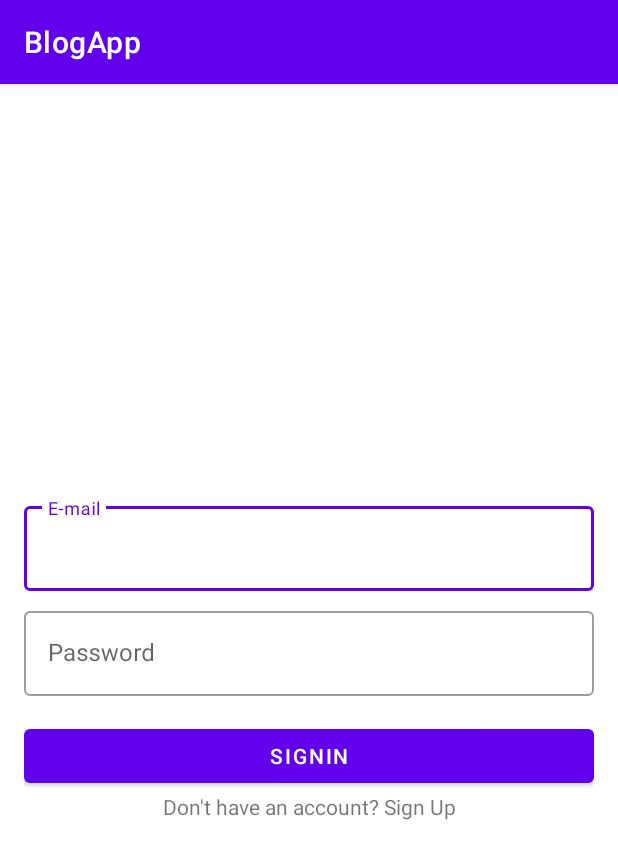
After one commit to FiorelaDelPilar/BlogApp, an Android app: the fragment LoginFragment shown on its own in the app's theme, on a phone screen of 412 x 824 dp. The commit adds this screen. Shown: the top 859 px of the screen. Run offline under Robolectric (Android 15) with nearby library versions, the phone set to English and light mode, and no system bars.

Commit message:
102 LoginFragment UI 1/2

```diff
--- a/app/build.gradle
+++ b/app/build.gradle
@@ -47,8 +47,9 @@ dependencies {
 
     //Firebase
     //implementation 'com.google.firebase:firebase-firestore-ktx:24.4.4'
-    implementation 'com.google.firebase:firebase-firestore:22.0.1'
+    implementation 'com.google.firebase:firebase-firestore:22.0.2'
     implementation 'com.google.firebase:firebase-storage:19.2.1'
+    implementation 'com.google.firebase:firebase-auth:20.0.2'
 
     //Firebase crashlytics
     implementation 'com.google.firebase:firebase-crashlytics:17.4.1'
--- /dev/null
+++ b/app/src/main/java/com/learning/blogapp/ui/auth/LoginFragment.kt
@@ -0,0 +1,16 @@
+package com.learning.blogapp.ui.auth
+
+import android.os.Bundle
+import androidx.fragment.app.Fragment
+import android.view.View
+import com.learning.blogapp.R
+import com.learning.blogapp.databinding.FragmentLoginBinding
+
+class LoginFragment : Fragment(R.layout.fragment_login) {
+    private lateinit var binding:FragmentLoginBinding
+
+    override fun onViewCreated(view: View, savedInstanceState: Bundle?) {
+        super.onViewCreated(view, savedInstanceState)
+        binding = FragmentLoginBinding.bind(view)
+    }
+}
--- a/app/src/main/java/com/learning/blogapp/ui/home/HomeScreenFragment.kt
+++ b/app/src/main/java/com/learning/blogapp/ui/main/HomeScreenFragment.kt
@@ -1,4 +1,4 @@
-package com.learning.blogapp.ui.home
+package com.learning.blogapp.ui.main
 
 import android.os.Bundle
 import androidx.fragment.app.Fragment
@@ -13,7 +13,7 @@ import com.learning.blogapp.databinding.FragmentHomeScreenBinding
 import com.learning.blogapp.domain.HomeScreenRepoImpl
 import com.learning.blogapp.presentation.HomeScreenViewModel
 import com.learning.blogapp.presentation.HomeScreenViewModelFactory
-import com.learning.blogapp.ui.home.adapter.HomeScreenAdapter
+import com.learning.blogapp.ui.main.adapters.HomeScreenAdapter
 
 
 class HomeScreenFragment : Fragment(R.layout.fragment_home_screen) {
--- a/app/src/main/java/com/learning/blogapp/ui/home/adapter/HomeScreenAdapter.kt
+++ b/app/src/main/java/com/learning/blogapp/ui/main/adapters/HomeScreenAdapter.kt
@@ -1,4 +1,4 @@
-package com.learning.blogapp.ui.home.adapter
+package com.learning.blogapp.ui.main.adapters
 
 import android.content.Context
 import android.view.LayoutInflater
--- a/app/src/main/res/layout/fragment_home_screen.xml
+++ b/app/src/main/res/layout/fragment_home_screen.xml
@@ -5,7 +5,7 @@
     android:layout_height="match_parent"
     android:orientation="vertical"
     xmlns:app="http://schemas.android.com/apk/res-auto"
-    tools:context=".ui.home.HomeScreenFragment">
+    tools:context=".ui.main.HomeScreenFragment">
 
     <RelativeLayout
         android:id="@+id/progress_bar"
--- /dev/null
+++ b/app/src/main/res/layout/fragment_login.xml
@@ -0,0 +1,55 @@
+<?xml version="1.0" encoding="utf-8"?>
+<LinearLayout xmlns:android="http://schemas.android.com/apk/res/android"
+    xmlns:tools="http://schemas.android.com/tools"
+    android:layout_width="match_parent"
+    android:layout_height="match_parent"
+    android:orientation="vertical"
+    android:padding="16dp"
+    android:gravity="center"
+    tools:context=".ui.auth.LoginFragment">
+
+    <com.google.android.material.textfield.TextInputLayout
+        android:layout_width="match_parent"
+        android:layout_height="wrap_content"
+        android:hint="E-mail"
+        style="@style/Widget.MaterialComponents.TextInputLayout.OutlinedBox">
+
+        <com.google.android.material.textfield.TextInputEditText
+            android:id="@+id/editTextEmail"
+            android:layout_width="match_parent"
+            android:layout_height="wrap_content"
+            android:inputType="textEmailAddress"/>
+    </com.google.android.material.textfield.TextInputLayout>
+
+    <com.google.android.material.textfield.TextInputLayout
+        android:layout_width="match_parent"
+        android:layout_height="wrap_content"
+        android:hint="Password"
+        android:layout_marginTop="8dp"
+        style="@style/Widget.MaterialComponents.TextInputLayout.OutlinedBox">
+
+        <com.google.android.material.textfield.TextInputEditText
+            android:id="@+id/editPassword"
+            android:layout_width="match_parent"
+            android:layout_height="wrap_content"
+            android:inputType="textEmailAddress"/>
+    </com.google.android.material.textfield.TextInputLayout>
+
+    <Button
+        android:id="@+id/btn_signin"
+        android:layout_width="match_parent"
+        android:layout_height="wrap_content"
+        android:text="SignIn"
+        android:layout_marginTop="16dp"/>
+    <TextView
+        android:id="@+id/txt_signup"
+        android:layout_width="match_parent"
+        android:layout_height="wrap_content"
+        android:text="Don't have an account? Sign Up"
+        android:gravity="center"/>
+    <ProgressBar
+        android:id="@+id/progress_bar"
+        android:layout_width="wrap_content"
+        android:layout_height="wrap_content"
+        android:visibility="gone"/>
+</LinearLayout>
--- a/app/src/main/res/navigation/main_graph.xml
+++ b/app/src/main/res/navigation/main_graph.xml
@@ -7,7 +7,7 @@
 
     <fragment
         android:id="@+id/homeScreenFragment"
-        android:name="com.learning.blogapp.ui.home.HomeScreenFragment"
+        android:name="com.learning.blogapp.ui.main.HomeScreenFragment"
         android:label="fragment_home_screen"
         tools:layout="@layout/fragment_home_screen" />
 </navigation>
```
Also changed, not shown: app/src/main/java/com/learning/blogapp/presentation/main/HomeScreenViewModel.kt (renamed from app/src/main/java/com/learning/blogapp/presentation/HomeScreenViewModel.kt).
